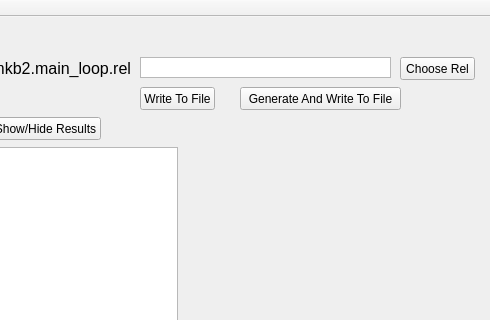
The window that SMB_Story_Randomizer/mainwindow.ui (bobjrsenior/SMB_Story_Randomizer) describes before a commit, drawn with Qt 5; both pictures show x 200 to 690 and y 0 to 320 of the 690 by 480 pixel window.
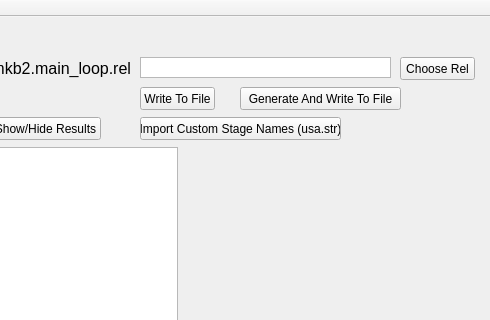
The same window after the commit.

Commit message: Added ability to add custom stage names.

```diff
--- a/SMB_Story_Randomizer/mainwindow.ui
+++ b/SMB_Story_Randomizer/mainwindow.ui
@@ -189,6 +189,19 @@
      <string>Generate And Write To File</string>
     </property>
    </widget>
+   <widget class="QPushButton" name="importCustomStageNames">
+    <property name="geometry">
+     <rect>
+      <x>340</x>
+      <y>100</y>
+      <width>201</width>
+      <height>23</height>
+     </rect>
+    </property>
+    <property name="text">
+     <string>Import Custom Stage Names (usa.str)</string>
+    </property>
+   </widget>
   </widget>
   <widget class="QMenuBar" name="menuBar">
    <property name="geometry">
```
The commit also changes 2 other files.
